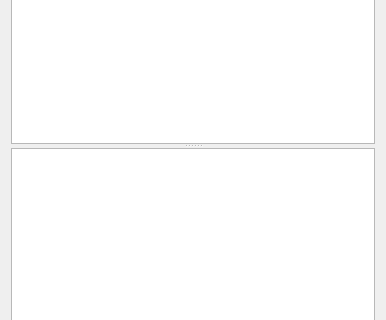
Old version of the form ui/Traceui.ui in the repository pyIonControl/IonControl; both pictures show x 0 to 386 and y 304 to 624 of the 386 by 937 pixel window.
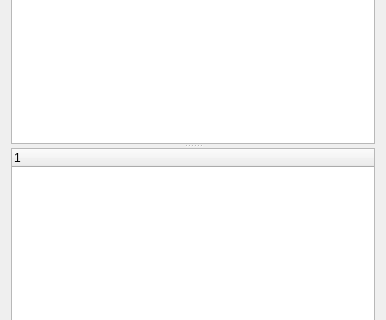
New version of the form. Icons and pictures are not drawn. Custom widgets are drawn as their Qt base class.

Commit message: use pyqtgraph ParameterTree for Plot properties

The edit to the form file:
```diff
--- a/ui/Traceui.ui
+++ b/ui/Traceui.ui
@@ -355,7 +355,7 @@
       <enum>Qt::Vertical</enum>
      </property>
      <widget class="CategoryTreeView" name="traceView"/>
-     <widget class="ParameterTable" name="plotParamTable"/>
+     <widget class="ParameterTree" name="plotParamTable"/>
     </widget>
    </item>
    <item>
@@ -455,9 +455,9 @@
    <header>uiModules.CategoryTree</header>
   </customwidget>
   <customwidget>
-   <class>ParameterTable</class>
-   <extends>QTableView</extends>
-   <header>uiModules.ParameterTable</header>
+   <class>ParameterTree</class>
+   <extends>QTreeWidget</extends>
+   <header>pyqtgraph.parametertree</header>
   </customwidget>
  </customwidgets>
  <resources>
```
The commit also changes 2 other files.
